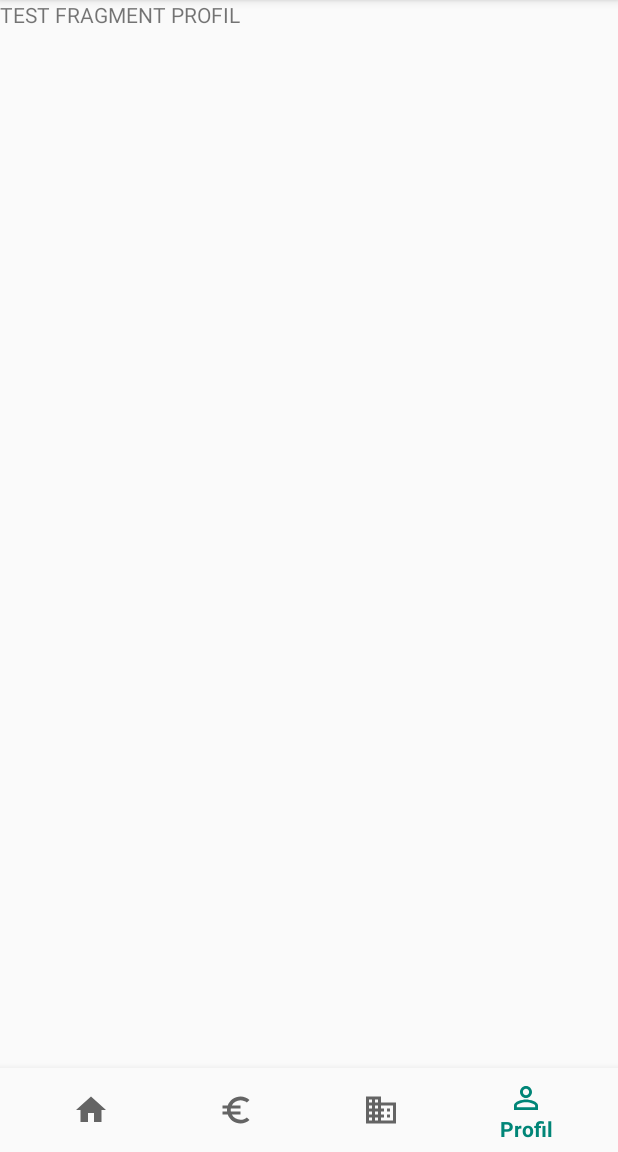
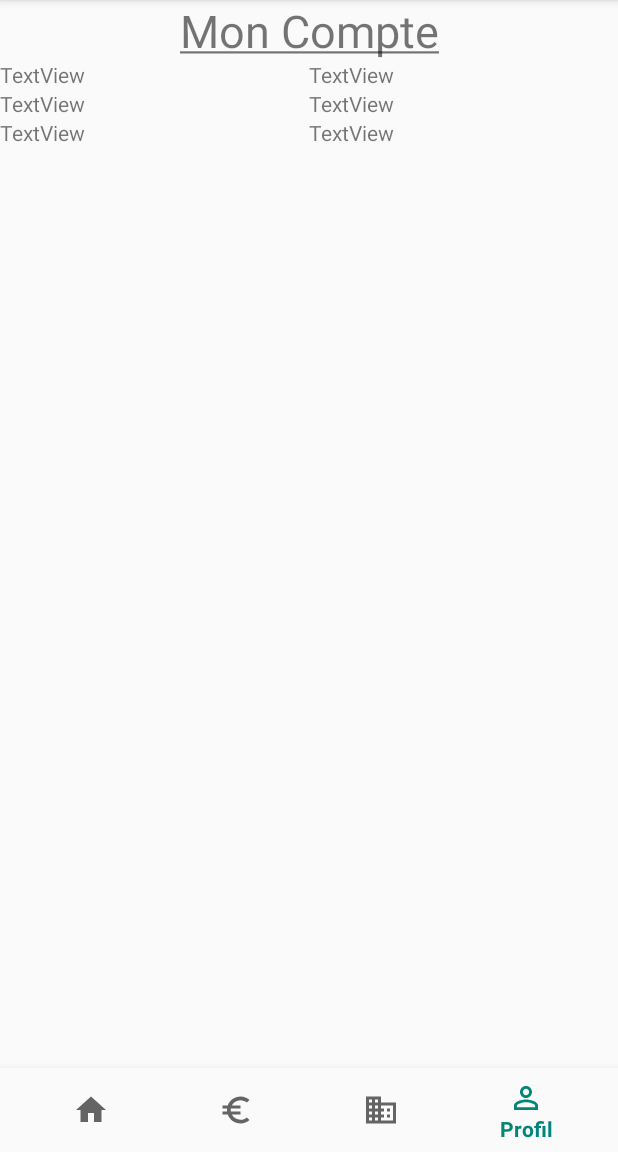
Before and after one commit to vcolonges/MachINSAlaver, an Android app: the screen it shows after launch (MainActivity), item 4 of the bottom bar chosen, on a phone screen of 412 x 824 dp, the part 84-1236 px from its top. Run offline under Robolectric (Android 15) with nearby library versions, the phone set to English and light mode, and no system bars.

Commit message:
Début IHM Profil

```diff
--- a/app/src/main/res/layout/fragment_profil.xml
+++ b/app/src/main/res/layout/fragment_profil.xml
@@ -1,14 +1,77 @@
 <?xml version="1.0" encoding="utf-8"?>
-<FrameLayout xmlns:android="http://schemas.android.com/apk/res/android"
+<LinearLayout xmlns:android="http://schemas.android.com/apk/res/android"
     xmlns:tools="http://schemas.android.com/tools"
     android:layout_width="match_parent"
     android:layout_height="match_parent"
+    android:orientation="vertical"
     tools:context=".fragments.ProfilFragment">
 
-    <!-- TODO: Update blank fragment layout -->
     <TextView
+        android:id="@+id/tv_mon_compte"
+        android:layout_width="match_parent"
+        android:layout_height="40dp"
+        android:gravity="center"
+        android:text="@string/mon_compte"
+        android:textSize="30sp" />
+
+    <LinearLayout
+        android:layout_width="match_parent"
+        android:layout_height="wrap_content"
+        android:orientation="horizontal">
+
+        <TextView
+            android:id="@+id/tv_titre_nom"
+            android:layout_width="wrap_content"
+            android:layout_height="wrap_content"
+            android:layout_weight="1"
+            android:text="TextView" />
+
+        <TextView
+            android:id="@+id/tv_nom"
+            android:layout_width="wrap_content"
+            android:layout_height="wrap_content"
+            android:layout_weight="1"
+            android:text="TextView" />
+    </LinearLayout>
+
+    <LinearLayout
+        android:layout_width="match_parent"
+        android:layout_height="wrap_content"
+        android:orientation="horizontal">
+
+        <TextView
+            android:id="@+id/tv_titre_prenom"
+            android:layout_width="wrap_content"
+            android:layout_height="wrap_content"
+            android:layout_weight="1"
+            android:text="TextView" />
+
+        <TextView
+            android:id="@+id/tv_prenom"
+            android:layout_width="wrap_content"
+            android:layout_height="wrap_content"
+            android:layout_weight="1"
+            android:text="TextView" />
+    </LinearLayout>
+
+    <LinearLayout
         android:layout_width="match_parent"
         android:layout_height="match_parent"
-        android:text="TEST FRAGMENT PROFIL" />
+        android:orientation="horizontal">
 
-</FrameLayout>
+        <TextView
+            android:id="@+id/tv_titre_nom"
+            android:layout_width="wrap_content"
+            android:layout_height="wrap_content"
+            android:layout_weight="1"
+            android:text="TextView" />
+
+        <TextView
+            android:id="@+id/tv_nom"
+            android:layout_width="wrap_content"
+            android:layout_height="wrap_content"
+            android:layout_weight="1"
+            android:text="TextView" />
+    </LinearLayout>
+
+</LinearLayout>
--- a/app/src/main/res/values/strings.xml
+++ b/app/src/main/res/values/strings.xml
@@ -7,6 +7,7 @@
 
     <string name="hello_blank_fragment">Hello blank fragment</string>
 
+    <!-- Strings pour le fragment Recharger -->
     <string name="choisir_un_mode">Choisir un mode de rechargement</string>
     <string name="carte">Carte Bancaire</string>
     <string name="compte">Compte Bancaire</string>
@@ -14,4 +15,7 @@
     <string name="prix">Prix</string>
     <string name="prixVA">Prix pour les adhérents V.A. : 2.00€</string>
     <string name="prixNONVA">Prix pour les non adhérents  : 5.00€</string>
+
+    <!-- Strings pour le fragment Recharger -->
+    <string name="mon_compte"><u>Mon Compte</u></string>
 </resources>
```
